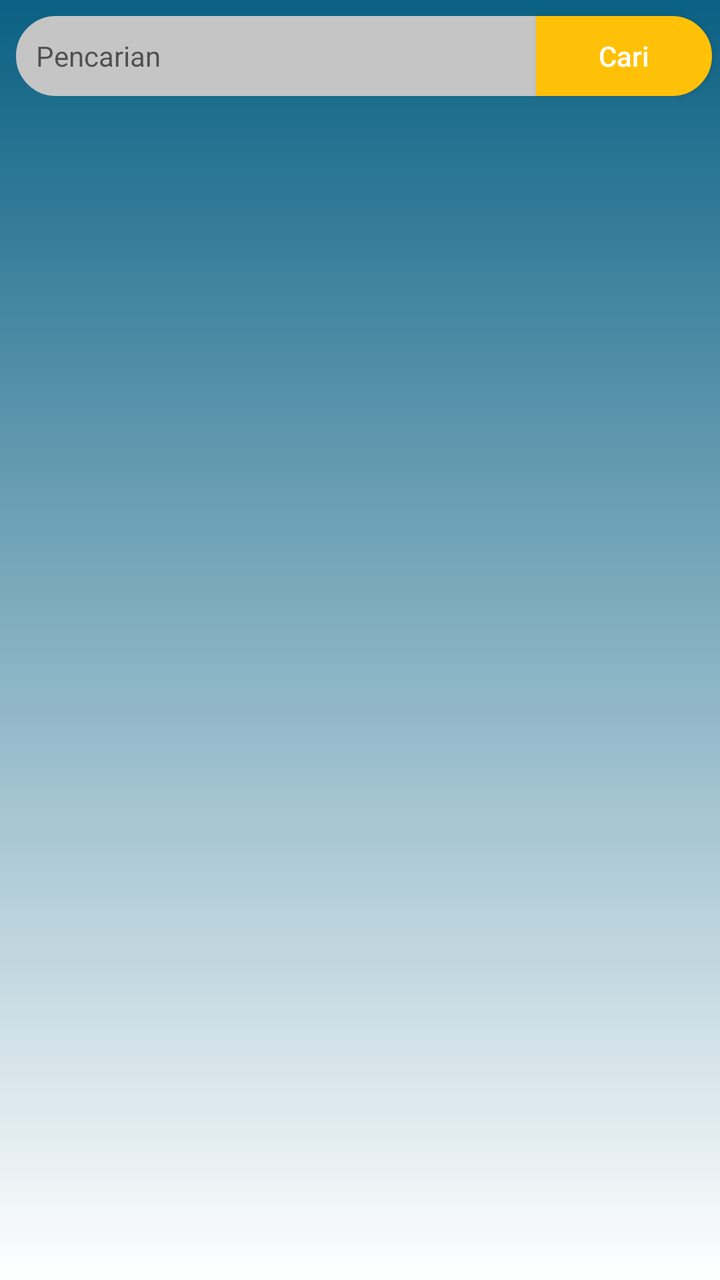
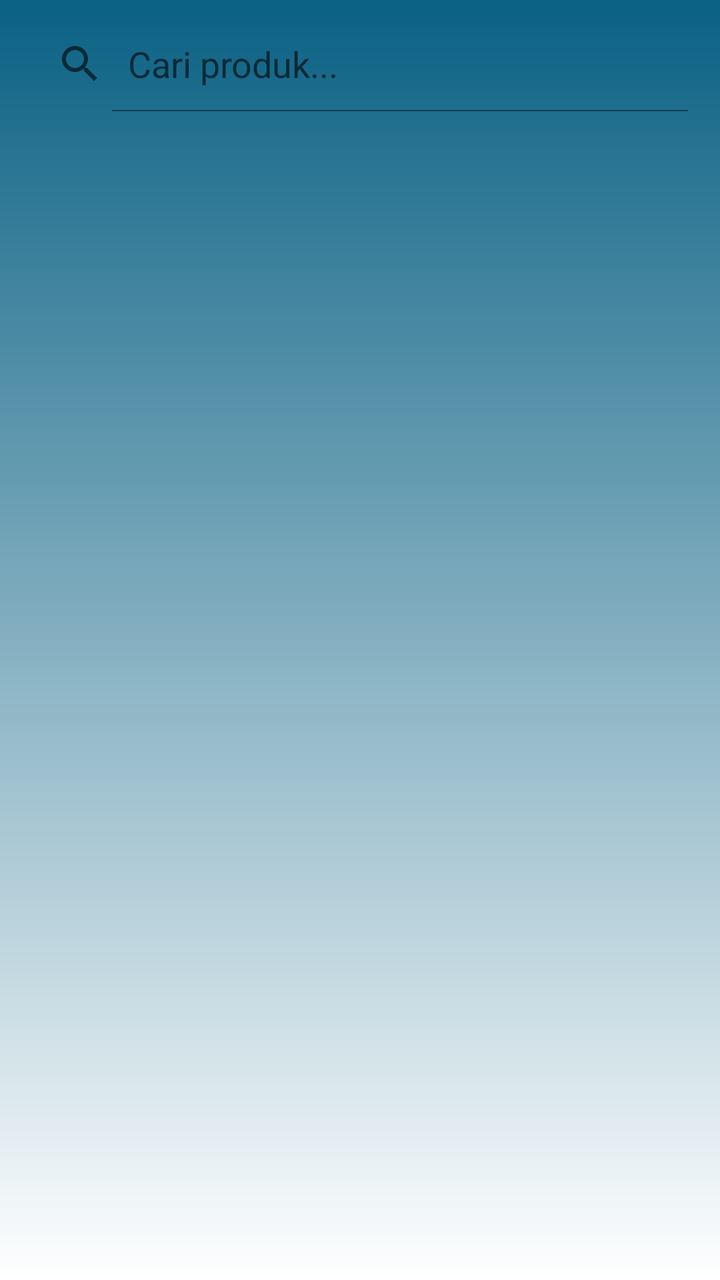

Compare the two renders of this Android layout. The source of the first and the diff that turns it into the second are given below.
<!-- AndroidManifest.xml: application theme Theme.MerchantStore -->
<!-- res/layout/fragment_produk_filter.xml -->
<?xml version="1.0" encoding="utf-8"?>
<androidx.constraintlayout.widget.ConstraintLayout xmlns:android="http://schemas.android.com/apk/res/android"
    xmlns:app="http://schemas.android.com/apk/res-auto"
    xmlns:tools="http://schemas.android.com/tools"
    android:id="@+id/frameLayout2"
    android:layout_width="match_parent"
    android:layout_height="match_parent"
    android:background="@drawable/gradient_background2"
    tools:context=".ProdukFilterFragment">

    
    <androidx.recyclerview.widget.RecyclerView
        android:id="@+id/rv_produk"
        android:layout_width="0dp"
        android:layout_height="0dp"
        android:layout_marginBottom="60dp"
        app:layout_constraintBottom_toBottomOf="parent"
        app:layout_constraintEnd_toEndOf="parent"
        app:layout_constraintStart_toStartOf="parent"
        app:layout_constraintTop_toBottomOf="@+id/ed_produk_cari" />

    <EditText
        android:id="@+id/ed_produk_cari"
        android:layout_width="0dp"
        android:layout_height="40dp"
        android:layout_marginStart="8dp"
        android:layout_marginTop="8dp"
        android:background="@drawable/txt_round_left"
        android:ems="10"
        android:hint="Pencarian"
        android:inputType="textPersonName"
        android:textColor="@color/white"
        android:textSize="14sp"
        app:layout_constraintEnd_toStartOf="@+id/btn_produk_cari"
        app:layout_constraintHorizontal_bias="0.428"
        app:layout_constraintStart_toStartOf="parent"
        app:layout_constraintTop_toTopOf="parent" />

    <androidx.appcompat.widget.AppCompatButton
        android:id="@+id/btn_produk_cari"
        android:layout_width="wrap_content"
        android:layout_height="40dp"
        android:layout_marginTop="8dp"
        android:layout_marginEnd="4dp"
        android:background="@drawable/btn_round_yellow_right"
        android:text="Cari"
        android:textAllCaps="false"
        android:textColor="@color/white"
        app:layout_constraintEnd_toEndOf="parent"
        app:layout_constraintTop_toTopOf="parent" />

</androidx.constraintlayout.widget.ConstraintLayout>
<!-- resources referenced by this layout -->
<resources>
  <color name="white">#FFFFFFFF</color>
  <!-- drawable btn_round_yellow_right (drawable) -->
  <?xml version="1.0" encoding="utf-8"?>
  <shape xmlns:android="http://schemas.android.com/apk/res/android"
      android:padding="16dp"
      android:shape="rectangle">
      <stroke
          android:width="1dp"
          android:color="@color/btn_yellow" />
      <corners
          android:bottomRightRadius="20dp"
          android:topRightRadius="20dp" />
      <solid android:color="@color/btn_yellow" />
  </shape>
  <!-- drawable gradient_background2 (drawable) -->
  <?xml version="1.0" encoding="utf-8"?>
  <shape xmlns:android="http://schemas.android.com/apk/res/android"
      android:shape="rectangle">
  
      <gradient
          android:angle="90"
          android:startColor="@color/white"
          android:endColor="@color/purple_700" />
  
  </shape>
  <!-- drawable txt_round_left (drawable) -->
  <?xml version="1.0" encoding="utf-8"?>
  <shape xmlns:android="http://schemas.android.com/apk/res/android"
      android:padding="16dp"
      android:shape="rectangle">
      <padding
          android:bottom="10dp"
          android:left="10dp"
          android:right="10dp"
          android:top="10dp" />
      <stroke
          android:width="1dp"
          android:color="@color/grey" />
      <corners
          android:bottomLeftRadius="20dp"
          android:topLeftRadius="20dp" />
      <solid android:color="@color/grey" />
  </shape>
  <style name="Theme.MerchantStore" parent="Theme.MaterialComponents.DayNight.DarkActionBar">
          
          <item name="colorPrimary">@color/purple_500</item>
          <item name="colorPrimaryVariant">@color/purple_700</item>
          <item name="colorOnPrimary">@color/white</item>
          
          <item name="colorSecondary">@color/teal_200</item>
          <item name="colorSecondaryVariant">@color/teal_700</item>
          <item name="colorOnSecondary">@color/black</item>
          
          <item name="android:statusBarColor" tools:targetApi="l">?attr/colorPrimaryVariant</item>
          
      </style>
  <color name="btn_yellow">#FFC107</color>
  <color name="purple_700">#F5005A7E</color>
  <color name="grey">#C5C5C5</color>
  <color name="purple_500">#0097D3</color>
  <color name="teal_200">#FF03DAC5</color>
  <color name="teal_700">#FF018786</color>
  <color name="black">#FF000000</color>
</resources>

<!-- the commit's change to res/layout/fragment_produk_filter.xml (unified diff, before → after) -->
@@ -8,7 +8,19 @@
     android:background="@drawable/gradient_background2"
     tools:context=".ProdukFilterFragment">
 
-    
+    <SearchView
+        android:id="@+id/search_produk"
+        android:layout_width="0dp"
+        android:layout_height="48dp"
+        android:layout_marginStart="8dp"
+        android:layout_marginTop="8dp"
+        android:layout_marginEnd="8dp"
+        android:iconifiedByDefault="false"
+        android:queryHint="Cari produk..."
+        app:layout_constraintEnd_toEndOf="parent"
+        app:layout_constraintStart_toStartOf="parent"
+        app:layout_constraintTop_toTopOf="parent" />
+
     <androidx.recyclerview.widget.RecyclerView
         android:id="@+id/rv_produk"
         android:layout_width="0dp"
@@ -17,36 +29,6 @@
         app:layout_constraintBottom_toBottomOf="parent"
         app:layout_constraintEnd_toEndOf="parent"
         app:layout_constraintStart_toStartOf="parent"
-        app:layout_constraintTop_toBottomOf="@+id/ed_produk_cari" />
-
-    <EditText
-        android:id="@+id/ed_produk_cari"
-        android:layout_width="0dp"
-        android:layout_height="40dp"
-        android:layout_marginStart="8dp"
-        android:layout_marginTop="8dp"
-        android:background="@drawable/txt_round_left"
-        android:ems="10"
-        android:hint="Pencarian"
-        android:inputType="textPersonName"
-        android:textColor="@color/white"
-        android:textSize="14sp"
-        app:layout_constraintEnd_toStartOf="@+id/btn_produk_cari"
-        app:layout_constraintHorizontal_bias="0.428"
-        app:layout_constraintStart_toStartOf="parent"
-        app:layout_constraintTop_toTopOf="parent" />
-
-    <androidx.appcompat.widget.AppCompatButton
-        android:id="@+id/btn_produk_cari"
-        android:layout_width="wrap_content"
-        android:layout_height="40dp"
-        android:layout_marginTop="8dp"
-        android:layout_marginEnd="4dp"
-        android:background="@drawable/btn_round_yellow_right"
-        android:text="Cari"
-        android:textAllCaps="false"
-        android:textColor="@color/white"
-        app:layout_constraintEnd_toEndOf="parent"
-        app:layout_constraintTop_toTopOf="parent" />
+        app:layout_constraintTop_toBottomOf="@+id/search_produk" />
 
 </androidx.constraintlayout.widget.ConstraintLayout>
<!-- resource entries referenced after the edit -->
@@ -1,19 +1,6 @@
 <!-- resources referenced by this layout -->
 <resources>
   <color name="white">#FFFFFFFF</color>
-  <!-- drawable btn_round_yellow_right (drawable) -->
-  <?xml version="1.0" encoding="utf-8"?>
-  <shape xmlns:android="http://schemas.android.com/apk/res/android"
-      android:padding="16dp"
-      android:shape="rectangle">
-      <stroke
-          android:width="1dp"
-          android:color="@color/btn_yellow" />
-      <corners
-          android:bottomRightRadius="20dp"
-          android:topRightRadius="20dp" />
-      <solid android:color="@color/btn_yellow" />
-  </shape>
   <!-- drawable gradient_background2 (drawable) -->
   <?xml version="1.0" encoding="utf-8"?>
   <shape xmlns:android="http://schemas.android.com/apk/res/android"
@@ -24,24 +11,6 @@
           android:startColor="@color/white"
           android:endColor="@color/purple_700" />
   
-  </shape>
-  <!-- drawable txt_round_left (drawable) -->
-  <?xml version="1.0" encoding="utf-8"?>
-  <shape xmlns:android="http://schemas.android.com/apk/res/android"
-      android:padding="16dp"
-      android:shape="rectangle">
-      <padding
-          android:bottom="10dp"
-          android:left="10dp"
-          android:right="10dp"
-          android:top="10dp" />
-      <stroke
-          android:width="1dp"
-          android:color="@color/grey" />
-      <corners
-          android:bottomLeftRadius="20dp"
-          android:topLeftRadius="20dp" />
-      <solid android:color="@color/grey" />
   </shape>
   <style name="Theme.MerchantStore" parent="Theme.MaterialComponents.DayNight.DarkActionBar">
           
@@ -56,9 +25,7 @@
           <item name="android:statusBarColor" tools:targetApi="l">?attr/colorPrimaryVariant</item>
           
       </style>
-  <color name="btn_yellow">#FFC107</color>
   <color name="purple_700">#F5005A7E</color>
-  <color name="grey">#C5C5C5</color>
   <color name="purple_500">#0097D3</color>
   <color name="teal_200">#FF03DAC5</color>
   <color name="teal_700">#FF018786</color>
